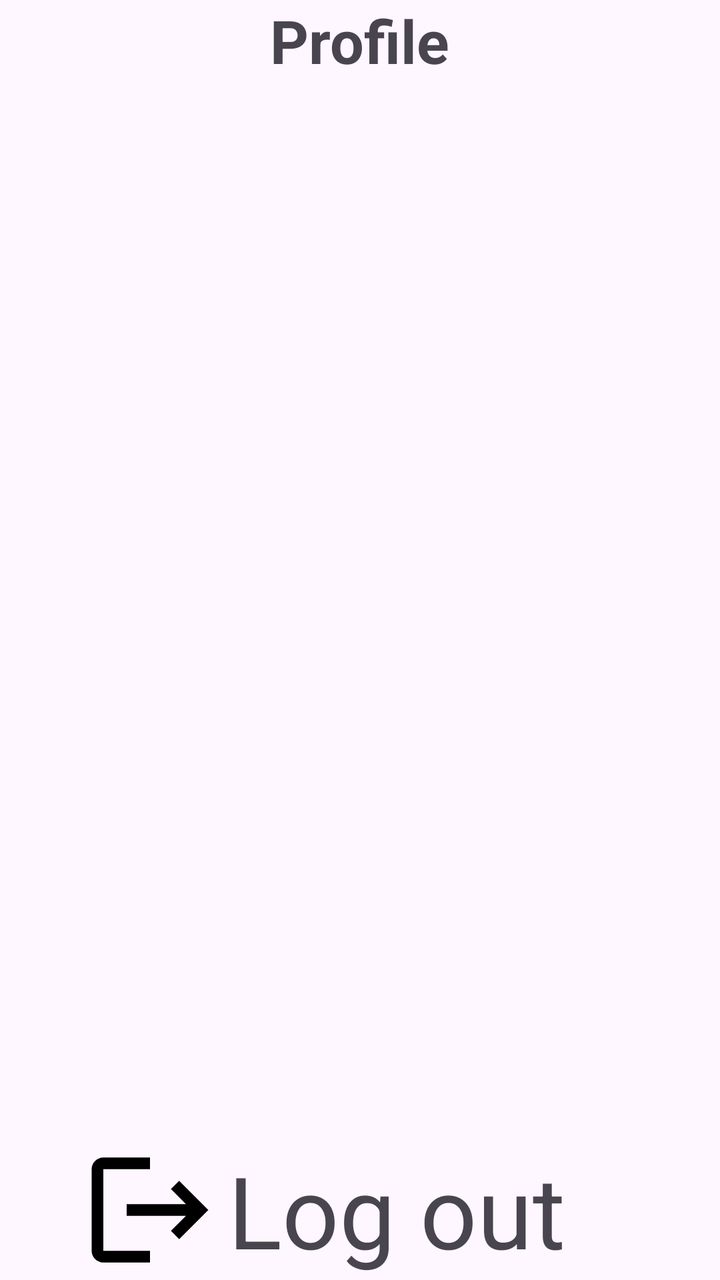
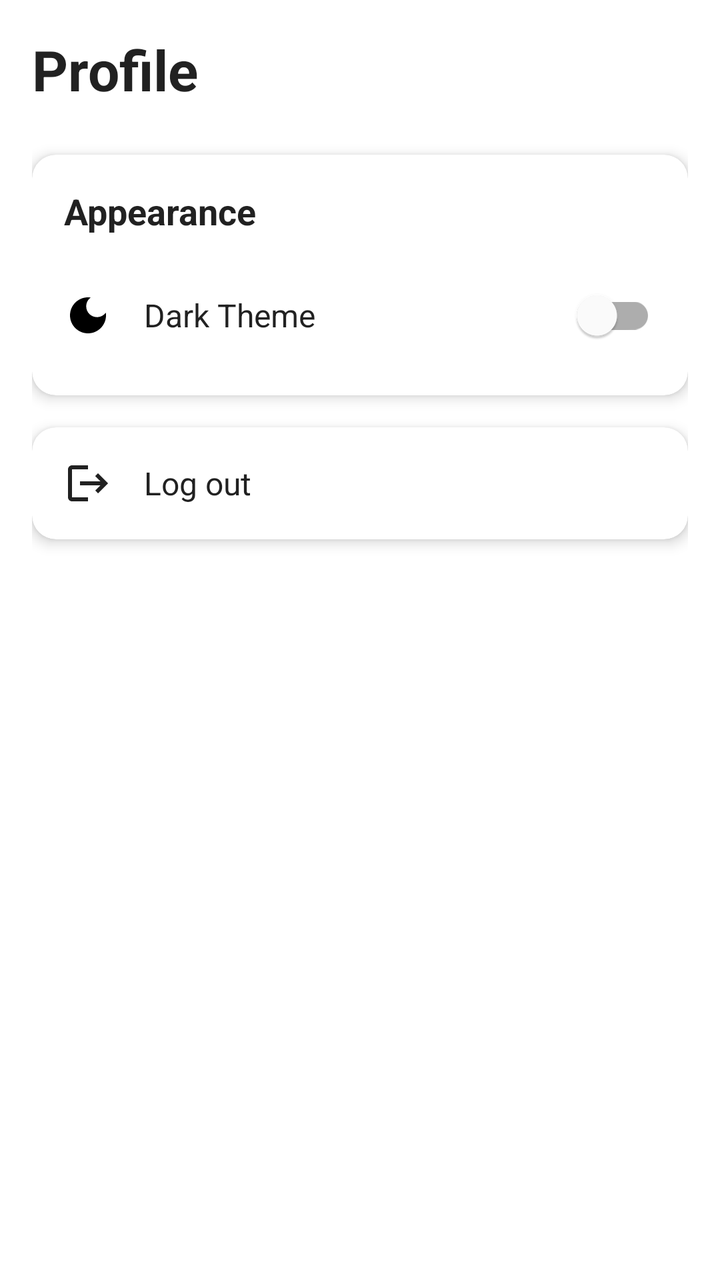

Compare the two renders of this Android layout. The source of the first and the diff that turns it into the second are given below.
<!-- AndroidManifest.xml: application theme Theme.AuarAI -->
<!-- res/layout/fragment_profile.xml -->
<?xml version="1.0" encoding="utf-8"?>
<androidx.constraintlayout.widget.ConstraintLayout xmlns:android="http://schemas.android.com/apk/res/android"
             android:layout_width="match_parent"
             android:layout_height="match_parent">

    <RelativeLayout
        android:layout_width="match_parent"
        android:layout_height="wrap_content"
        android:orientation="horizontal">

        <TextView
            android:id="@+id/labelText"
            android:layout_width="wrap_content"
            android:layout_height="wrap_content"
            android:text="Profile"
            android:layout_centerHorizontal="true"
            android:textSize="30dp"
            android:textStyle="bold"
            />

        <RelativeLayout
            android:layout_width="match_parent"
            android:layout_height="wrap_content"
            android:layout_alignParentBottom="true"
            android:layout_marginLeft="40dp">

            <ImageView
                android:id="@+id/logoutImage"
                android:layout_width="70dp"
                android:layout_height="70dp"
                android:layout_marginEnd="4dp"
                android:src="@drawable/baseline_logout_24" />

            <TextView
                android:id="@+id/logoutButton"
                android:layout_width="wrap_content"
                android:layout_height="wrap_content"
                android:layout_centerVertical="true"
                android:layout_toEndOf="@+id/logoutImage"
                android:text="Log out"
                android:textSize="50dp" />
        </RelativeLayout>
    </RelativeLayout>
</androidx.constraintlayout.widget.ConstraintLayout>
<!-- resources referenced by this layout -->
<resources>
  <style name="Theme.AuarAI" parent="Theme.Material3.DayNight.NoActionBar">
          <item name="colorPrimary">@color/md_theme_light_primary</item>
          <item name="colorOnPrimary">@color/md_theme_light_onPrimary</item>
          <item name="colorPrimaryContainer">@color/md_theme_light_primaryContainer</item>
          <item name="colorOnPrimaryContainer">@color/md_theme_light_onPrimaryContainer</item>
  
          <item name="colorSurface">@color/md_theme_light_surface</item>
          <item name="colorOnSurface">@color/md_theme_light_onSurface</item>
      </style>
  <color name="md_theme_light_primary">#F6C342</color>
  <color name="md_theme_light_onPrimary">#FFFFFF</color>
  <color name="md_theme_light_primaryContainer">#F1B034</color>
  <color name="md_theme_light_onPrimaryContainer">#000000</color>
  <color name="md_theme_light_surface">#FFFFFF</color>
  <color name="md_theme_light_onSurface">#000000</color>
  <!-- unchanged entries left out for length: 1 -->
</resources>

<!-- the commit's change to res/layout/fragment_profile.xml (unified diff, before → after) -->
@@ -1,44 +1,112 @@
 <?xml version="1.0" encoding="utf-8"?>
-<androidx.constraintlayout.widget.ConstraintLayout xmlns:android="http://schemas.android.com/apk/res/android"
-             android:layout_width="match_parent"
-             android:layout_height="match_parent">
+<androidx.core.widget.NestedScrollView xmlns:android="http://schemas.android.com/apk/res/android"
+    xmlns:app="http://schemas.android.com/apk/res-auto"
+    android:layout_width="match_parent"
+    android:layout_height="match_parent"
+    android:fillViewport="true">
 
-    <RelativeLayout
+    <LinearLayout
         android:layout_width="match_parent"
         android:layout_height="wrap_content"
-        android:orientation="horizontal">
+        android:orientation="vertical"
+        android:padding="16dp">
 
         <TextView
-            android:id="@+id/labelText"
-            android:layout_width="wrap_content"
+            android:layout_width="match_parent"
             android:layout_height="wrap_content"
             android:text="Profile"
-            android:layout_centerHorizontal="true"
-            android:textSize="30dp"
+            android:textSize="28sp"
             android:textStyle="bold"
-            />
+            android:textColor="?android:attr/textColorPrimary"
+            android:layout_marginBottom="24dp"/>
 
-        <RelativeLayout
+        <androidx.cardview.widget.CardView
             android:layout_width="match_parent"
             android:layout_height="wrap_content"
-            android:layout_alignParentBottom="true"
-            android:layout_marginLeft="40dp">
+            android:layout_marginBottom="16dp"
+            app:cardCornerRadius="12dp"
+            app:cardElevation="4dp">
 
-            <ImageView
-                android:id="@+id/logoutImage"
-                android:layout_width="70dp"
-                android:layout_height="70dp"
-                android:layout_marginEnd="4dp"
-                android:src="@drawable/baseline_logout_24" />
+            <LinearLayout
+                android:layout_width="match_parent"
+                android:layout_height="wrap_content"
+                android:orientation="vertical"
+                android:padding="16dp">
 
-            <TextView
+                <TextView
+                    android:layout_width="wrap_content"
+                    android:layout_height="wrap_content"
+                    android:text="Appearance"
+                    android:textSize="18sp"
+                    android:textStyle="bold"
+                    android:textColor="?android:attr/textColorPrimary"
+                    android:layout_marginBottom="16dp"/>
+
+                <LinearLayout
+                    android:layout_width="match_parent"
+                    android:layout_height="wrap_content"
+                    android:orientation="horizontal"
+                    android:gravity="center_vertical">
+
+                    <ImageView
+                        android:layout_width="24dp"
+                        android:layout_height="24dp"
+                        android:src="@drawable/ic_theme"
+                        android:tint="?android:attr/textColorPrimary"
+                        android:layout_marginEnd="16dp"/>
+
+                    <TextView
+                        android:layout_width="0dp"
+                        android:layout_height="wrap_content"
+                        android:layout_weight="1"
+                        android:text="Dark Theme"
+                        android:textSize="16sp"
+                        android:textColor="?android:attr/textColorPrimary"/>
+
+                    <com.google.android.material.switchmaterial.SwitchMaterial
+                        android:id="@+id/switchTheme"
+                        android:layout_width="wrap_content"
+                        android:layout_height="wrap_content"
+                        android:layout_marginStart="8dp"/>
+
+                </LinearLayout>
+            </LinearLayout>
+        </androidx.cardview.widget.CardView>
+
+        <androidx.cardview.widget.CardView
+            android:layout_width="match_parent"
+            android:layout_height="wrap_content"
+            app:cardCornerRadius="12dp"
+            app:cardElevation="4dp">
+
+            <LinearLayout
                 android:id="@+id/logoutButton"
-                android:layout_width="wrap_content"
+                android:layout_width="match_parent"
                 android:layout_height="wrap_content"
-                android:layout_centerVertical="true"
-                android:layout_toEndOf="@+id/logoutImage"
-                android:text="Log out"
-                android:textSize="50dp" />
-        </RelativeLayout>
-    </RelativeLayout>
-</androidx.constraintlayout.widget.ConstraintLayout>
+                android:orientation="horizontal"
+                android:gravity="center_vertical"
+                android:padding="16dp"
+                android:clickable="true"
+                android:focusable="true"
+                android:foreground="?android:attr/selectableItemBackground">
+
+                <ImageView
+                    android:id="@+id/logoutImage"
+                    android:layout_width="24dp"
+                    android:layout_height="24dp"
+                    android:src="@drawable/baseline_logout_24"
+                    android:tint="?android:attr/textColorPrimary"
+                    android:layout_marginEnd="16dp"/>
+
+                <TextView
+                    android:layout_width="wrap_content"
+                    android:layout_height="wrap_content"
+                    android:text="Log out"
+                    android:textSize="16sp"
+                    android:textColor="?android:attr/textColorPrimary"/>
+
+            </LinearLayout>
+        </androidx.cardview.widget.CardView>
+
+    </LinearLayout>
+</androidx.core.widget.NestedScrollView>
<!-- resource entries referenced after the edit -->
@@ -1,20 +1,167 @@
 <!-- resources referenced by this layout -->
 <resources>
-  <style name="Theme.AuarAI" parent="Theme.Material3.DayNight.NoActionBar">
-          <item name="colorPrimary">@color/md_theme_light_primary</item>
-          <item name="colorOnPrimary">@color/md_theme_light_onPrimary</item>
-          <item name="colorPrimaryContainer">@color/md_theme_light_primaryContainer</item>
-          <item name="colorOnPrimaryContainer">@color/md_theme_light_onPrimaryContainer</item>
-  
-          <item name="colorSurface">@color/md_theme_light_surface</item>
-          <item name="colorOnSurface">@color/md_theme_light_onSurface</item>
+  <!-- drawable ic_theme (drawable) -->
+  <?xml version="1.0" encoding="utf-8"?>
+  <vector xmlns:android="http://schemas.android.com/apk/res/android"
+      android:width="24dp"
+      android:height="24dp"
+      android:viewportWidth="24"
+      android:viewportHeight="24">
+      <path
+          android:fillColor="#000000"
+          android:pathData="M12,3c-4.97,0 -9,4.03 -9,9s4.03,9 9,9 9,-4.03 9,-9c0,-0.46 -0.04,-0.92 -0.1,-1.36c-0.98,1.37 -2.58,2.26 -4.4,2.26c-2.98,0 -5.4,-2.42 -5.4,-5.4c0,-1.81 0.89,-3.42 2.26,-4.4C12.92,3.04 12.46,3 12,3L12,3z"/>
+  </vector>
+  <style name="Theme.AuarAI" parent="Theme.MaterialComponents.DayNight.NoActionBar">
+          
+          <item name="colorPrimary">@color/primary_color</item>
+          <item name="colorPrimaryVariant">@color/primary_variant</item>
+          <item name="colorOnPrimary">@color/on_primary_light</item>
+          
+          
+          <item name="colorSecondary">@color/secondary_color</item>
+          <item name="colorSecondaryVariant">@color/secondary_variant</item>
+          <item name="colorOnSecondary">@color/on_secondary_light</item>
+          
+          
+          <item name="android:statusBarColor">@color/background_light</item>
+          <item name="android:windowLightStatusBar">true</item>
+          
+          
+          <item name="android:colorBackground">@color/background_light</item>
+          <item name="colorSurface">@color/surface_light</item>
+          <item name="colorOnBackground">@color/on_background_light</item>
+          <item name="colorOnSurface">@color/on_surface_light</item>
+          
+          
+          <item name="colorError">@color/error_light</item>
+          <item name="colorOnError">@color/on_error_light</item>
+          
+          
+          <item name="android:textColorPrimary">@color/text_primary_light</item>
+          <item name="android:textColorSecondary">@color/text_secondary_light</item>
+          <item name="android:textColorHint">@color/text_hint_light</item>
+          
+          
+          <item name="cardBackgroundColor">@color/card_background_light</item>
+          <item name="dividerColor">@color/divider_light</item>
+          <item name="rippleColor">@color/ripple_light</item>
+          
+          
+          <item name="shapeAppearanceSmallComponent">@style/ShapeAppearance.AuarAI.SmallComponent</item>
+          <item name="shapeAppearanceMediumComponent">@style/ShapeAppearance.AuarAI.MediumComponent</item>
+          <item name="shapeAppearanceLargeComponent">@style/ShapeAppearance.AuarAI.LargeComponent</item>
+          
+          
+          <item name="textAppearanceHeadline1">@style/TextAppearance.AuarAI.Headline1</item>
+          <item name="textAppearanceHeadline2">@style/TextAppearance.AuarAI.Headline2</item>
+          <item name="textAppearanceHeadline3">@style/TextAppearance.AuarAI.Headline3</item>
+          <item name="textAppearanceHeadline4">@style/TextAppearance.AuarAI.Headline4</item>
+          <item name="textAppearanceHeadline5">@style/TextAppearance.AuarAI.Headline5</item>
+          <item name="textAppearanceHeadline6">@style/TextAppearance.AuarAI.Headline6</item>
+          <item name="textAppearanceSubtitle1">@style/TextAppearance.AuarAI.Subtitle1</item>
+          <item name="textAppearanceSubtitle2">@style/TextAppearance.AuarAI.Subtitle2</item>
+          <item name="textAppearanceBody1">@style/TextAppearance.AuarAI.Body1</item>
+          <item name="textAppearanceBody2">@style/TextAppearance.AuarAI.Body2</item>
+          <item name="textAppearanceButton">@style/TextAppearance.AuarAI.Button</item>
+          <item name="textAppearanceCaption">@style/TextAppearance.AuarAI.Caption</item>
+          <item name="textAppearanceOverline">@style/TextAppearance.AuarAI.Overline</item>
       </style>
-  <color name="md_theme_light_primary">#F6C342</color>
-  <color name="md_theme_light_onPrimary">#FFFFFF</color>
-  <color name="md_theme_light_primaryContainer">#F1B034</color>
-  <color name="md_theme_light_onPrimaryContainer">#000000</color>
-  <color name="md_theme_light_surface">#FFFFFF</color>
-  <color name="md_theme_light_onSurface">#000000</color>
+  <color name="primary_color">#FF6200EE</color>
+  <color name="primary_variant">#FF3700B3</color>
+  <color name="on_primary_light">#FFFFFFFF</color>
+  <color name="secondary_color">#FF03DAC5</color>
+  <color name="secondary_variant">#FF018786</color>
+  <color name="on_secondary_light">#FF000000</color>
+  <color name="background_light">#FFFFFFFF</color>
+  <color name="surface_light">#FFFFFFFF</color>
+  <color name="on_background_light">#FF000000</color>
+  <color name="on_surface_light">#FF000000</color>
+  <color name="error_light">#FFB00020</color>
+  <color name="on_error_light">#FFFFFFFF</color>
+  <color name="text_primary_light">#DE000000</color>
+  <color name="text_secondary_light">#99000000</color>
+  <color name="text_hint_light">#61000000</color>
+  <color name="card_background_light">#FFFFFFFF</color>
+  <color name="divider_light">#1F000000</color>
+  <color name="ripple_light">#1F000000</color>
+  <style name="ShapeAppearance.AuarAI.SmallComponent" parent="ShapeAppearance.MaterialComponents.SmallComponent">
+          <item name="cornerFamily">rounded</item>
+          <item name="cornerSize">8dp</item>
+      </style>
+  <style name="ShapeAppearance.AuarAI.MediumComponent" parent="ShapeAppearance.MaterialComponents.MediumComponent">
+          <item name="cornerFamily">rounded</item>
+          <item name="cornerSize">12dp</item>
+      </style>
+  <style name="ShapeAppearance.AuarAI.LargeComponent" parent="ShapeAppearance.MaterialComponents.LargeComponent">
+          <item name="cornerFamily">rounded</item>
+          <item name="cornerSize">16dp</item>
+      </style>
+  <style name="TextAppearance.AuarAI.Headline1" parent="TextAppearance.MaterialComponents.Headline1">
+          <item name="fontFamily">@font/roboto</item>
+          <item name="android:fontFamily">@font/roboto</item>
+          <item name="android:textSize">96sp</item>
+      </style>
+  <style name="TextAppearance.AuarAI.Headline2" parent="TextAppearance.MaterialComponents.Headline2">
+          <item name="fontFamily">@font/roboto</item>
+          <item name="android:fontFamily">@font/roboto</item>
+          <item name="android:textSize">60sp</item>
+      </style>
+  <style name="TextAppearance.AuarAI.Headline3" parent="TextAppearance.MaterialComponents.Headline3">
+          <item name="fontFamily">@font/roboto</item>
+          <item name="android:fontFamily">@font/roboto</item>
+          <item name="android:textSize">48sp</item>
+      </style>
+  <style name="TextAppearance.AuarAI.Headline4" parent="TextAppearance.MaterialComponents.Headline4">
+          <item name="fontFamily">@font/roboto</item>
+          <item name="android:fontFamily">@font/roboto</item>
+          <item name="android:textSize">34sp</item>
+      </style>
+  <style name="TextAppearance.AuarAI.Headline5" parent="TextAppearance.MaterialComponents.Headline5">
+          <item name="fontFamily">@font/roboto</item>
+          <item name="android:fontFamily">@font/roboto</item>
+          <item name="android:textSize">24sp</item>
+      </style>
+  <style name="TextAppearance.AuarAI.Headline6" parent="TextAppearance.MaterialComponents.Headline6">
+          <item name="fontFamily">@font/roboto</item>
+          <item name="android:fontFamily">@font/roboto</item>
+          <item name="android:textSize">20sp</item>
+      </style>
+  <style name="TextAppearance.AuarAI.Subtitle1" parent="TextAppearance.MaterialComponents.Subtitle1">
+          <item name="fontFamily">@font/roboto</item>
+          <item name="android:fontFamily">@font/roboto</item>
+          <item name="android:textSize">16sp</item>
+      </style>
+  <style name="TextAppearance.AuarAI.Subtitle2" parent="TextAppearance.MaterialComponents.Subtitle2">
+          <item name="fontFamily">@font/roboto</item>
+          <item name="android:fontFamily">@font/roboto</item>
+          <item name="android:textSize">14sp</item>
+      </style>
+  <style name="TextAppearance.AuarAI.Body1" parent="TextAppearance.MaterialComponents.Body1">
+          <item name="fontFamily">@font/roboto</item>
+          <item name="android:fontFamily">@font/roboto</item>
+          <item name="android:textSize">16sp</item>
+      </style>
+  <style name="TextAppearance.AuarAI.Body2" parent="TextAppearance.MaterialComponents.Body2">
+          <item name="fontFamily">@font/roboto</item>
+          <item name="android:fontFamily">@font/roboto</item>
+          <item name="android:textSize">14sp</item>
+      </style>
+  <style name="TextAppearance.AuarAI.Button" parent="TextAppearance.MaterialComponents.Button">
+          <item name="fontFamily">@font/roboto_medium</item>
+          <item name="android:fontFamily">@font/roboto_medium</item>
+          <item name="android:textSize">14sp</item>
+          <item name="android:textAllCaps">false</item>
+      </style>
+  <style name="TextAppearance.AuarAI.Caption" parent="TextAppearance.MaterialComponents.Caption">
+          <item name="fontFamily">@font/roboto</item>
+          <item name="android:fontFamily">@font/roboto</item>
+          <item name="android:textSize">12sp</item>
+      </style>
+  <style name="TextAppearance.AuarAI.Overline" parent="TextAppearance.MaterialComponents.Overline">
+          <item name="fontFamily">@font/roboto</item>
+          <item name="android:fontFamily">@font/roboto</item>
+          <item name="android:textSize">10sp</item>
+      </style>
   <!-- unchanged entries left out for length: 1 -->
 </resources>
 
